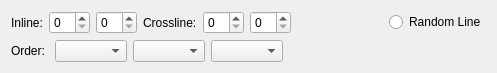
First picture: the form in ProjectViewer/seismicdataselector.ui, repository fsoos74/su, before the edit.
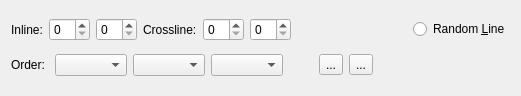
Second picture: the form after the edit. Icons and pictures are not drawn.

Commit message: added buttons to easily switch to inline / crossline mode

Patch:
```diff
--- a/ProjectViewer/seismicdataselector.ui
+++ b/ProjectViewer/seismicdataselector.ui
@@ -6,8 +6,8 @@
    <rect>
     <x>0</x>
     <y>0</y>
-    <width>497</width>
-    <height>73</height>
+    <width>521</width>
+    <height>96</height>
    </rect>
   </property>
   <property name="windowTitle">
@@ -58,7 +58,7 @@
      <item>
       <widget class="QRadioButton" name="rbRandomLine">
        <property name="text">
-        <string>Random Line</string>
+        <string>Random &amp;Line</string>
        </property>
       </widget>
      </item>
@@ -87,6 +87,56 @@
        <property name="orientation">
         <enum>Qt::Horizontal</enum>
        </property>
+       <property name="sizeType">
+        <enum>QSizePolicy::Fixed</enum>
+       </property>
+       <property name="sizeHint" stdset="0">
+        <size>
+         <width>30</width>
+         <height>20</height>
+        </size>
+       </property>
+      </spacer>
+     </item>
+     <item>
+      <widget class="QToolButton" name="tbInline">
+       <property name="text">
+        <string>...</string>
+       </property>
+       <property name="icon">
+        <iconset resource="icons.qrc">
+         <normaloff>:/icons/images/iline-icon-32x32.png</normaloff>:/icons/images/iline-icon-32x32.png</iconset>
+       </property>
+       <property name="iconSize">
+        <size>
+         <width>32</width>
+         <height>32</height>
+        </size>
+       </property>
+      </widget>
+     </item>
+     <item>
+      <widget class="QToolButton" name="tbXLine">
+       <property name="text">
+        <string>...</string>
+       </property>
+       <property name="icon">
+        <iconset resource="icons.qrc">
+         <normaloff>:/icons/images/xline-icon-32x32.png</normaloff>:/icons/images/xline-icon-32x32.png</iconset>
+       </property>
+       <property name="iconSize">
+        <size>
+         <width>32</width>
+         <height>32</height>
+        </size>
+       </property>
+      </widget>
+     </item>
+     <item>
+      <spacer name="horizontalSpacer_3">
+       <property name="orientation">
+        <enum>Qt::Horizontal</enum>
+       </property>
        <property name="sizeHint" stdset="0">
         <size>
          <width>40</width>
```
Left out of the diff: 4 changed lines with no effect on the pictures. The commit also changes 3 other files.
